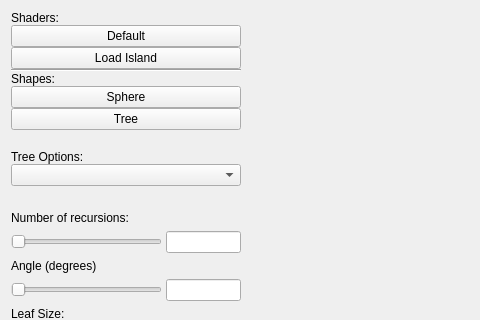
Above: ui/mainwindow.ui from artset/seasonal-trees before the change; both pictures show x 0 to 480 and y 0 to 320 of the 978 by 849 pixel window. Below: the same form after it.
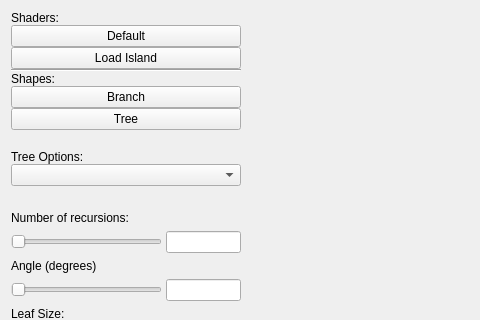
That is the form after the change.

Commit message: renamed button sphere to branch

Diff of the .ui file:
```diff
--- a/ui/mainwindow.ui
+++ b/ui/mainwindow.ui
@@ -85,7 +85,7 @@
       <item>
        <widget class="QPushButton" name="sphereButton">
         <property name="text">
-         <string>Sphere</string>
+         <string>Branch</string>
         </property>
        </widget>
       </item>
```
The commit also changes 4 other files.
